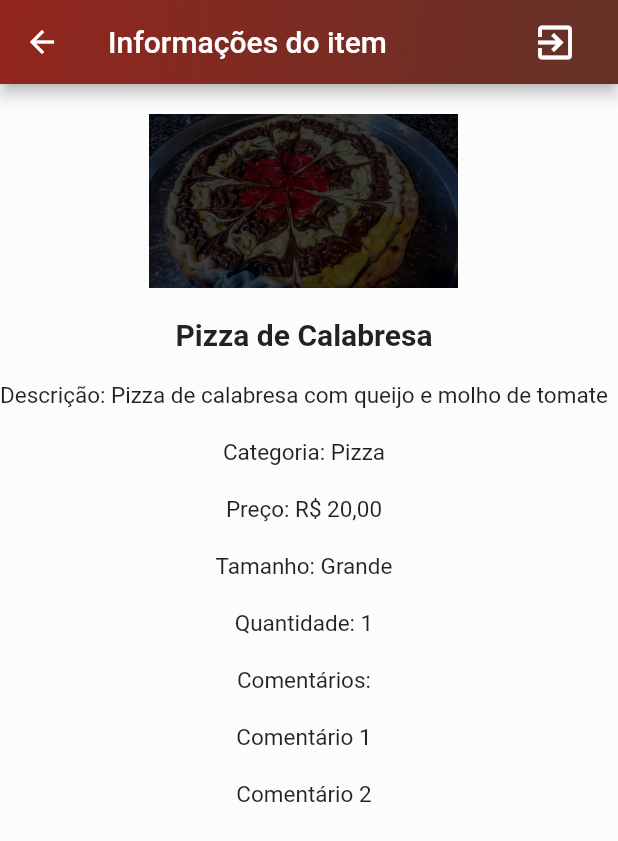
After one commit to flutter-preview/guicrisostomo-tcc, a Flutter app: the ScreenInfoItem screen opened by its route, on a phone screen of 412 x 824 dp. The commit adds this screen. Shown: the top 841 px of the screen. Run offline on Flutter 3.47's test engine with Material 2 defaults, Android fonts, the phone set to English and light mode, and no system bars; our stand-ins replace cached_network_image, cloud_firestore, conditional_builder_null_safety, firebase_auth, firebase_core, flutter_dotenv and 5 more; missing offline and left inert: barcode_scan2, postgres; accounts and stored records are empty.

Commit message:
feat: add new screen

```diff
--- a/lib/main.dart
+++ b/lib/main.dart
@@ -27,6 +27,7 @@ import 'package:tcc/view/pages/manager/screen_list_smartphone_employee.dart';
 import 'package:tcc/view/pages/manager/screen_more_option.dart';
 import 'package:tcc/view/pages/manager/screen_permissions.dart';
 import 'package:tcc/view/pages/manager/screen_register_employee.dart';
+import 'package:tcc/view/pages/screen_info_item.dart';
 import 'package:tcc/view/pages/screen_loading.dart';
 import 'package:tcc/view/pages/screen_tables.dart';
 import 'package:tcc/view/pages/manager/screen_category.dart';
@@ -93,6 +94,9 @@ Route navigator([String? name, Object? arguments]) {
       break;
     case 'cart' :
       page = const ScreenCart();
+      break;
+    case 'cart/info_item' :
+      page = ScreenInfoItem(arguments: arguments);
       break;
     case 'products' :
       page = ScreenProducts(arguments: arguments);
@@ -272,6 +276,7 @@ Future<void> main() async {
         'table/info' :(context) => const ScreenInfoTable(),
         'waiter' :(context) => const ScreenCallWaiter(),
         'cart' :(context) => const ScreenCart(),
+        'cart/info_item' :(context) => const ScreenInfoItem(arguments: {},),
         'products' :(context) => const ScreenProducts(),
         'products/info_product' :(context) => const ScreenInfoProduct(arguments: {},),
         'products/add_product' :(context) => ScreenAddItem(),
--- /dev/null
+++ b/lib/view/pages/screen_info_item.dart
@@ -0,0 +1,138 @@
+import 'package:flutter/material.dart';
+import 'package:tcc/view/widget/appBar.dart';
+
+class ScreenInfoItem extends StatefulWidget {
+  final Object? arguments;
+  const ScreenInfoItem({
+    super.key,
+    required this.arguments,
+  });
+
+  @override
+  State<ScreenInfoItem> createState() => _ScreenInfoItemState();
+}
+
+class _ScreenInfoItemState extends State<ScreenInfoItem> {
+  @override
+  Widget build(BuildContext context) {
+    return Scaffold(
+      appBar: appBarWidget(
+        pageName: 'Informações do item',
+        context: context,
+        withoutIcons: true,
+      ),
+
+      body: SingleChildScrollView(
+        child: Column(
+          children: [
+            Container(
+              margin: const EdgeInsets.only(top: 20),
+              child: Column(
+                children: [
+                  Container(
+                    margin: const EdgeInsets.only(bottom: 20),
+                    child: Image.asset(
+                      'lib/images/imgPizza.png',
+                      width: MediaQuery.of(context).size.width * 0.5,
+                    ),
+                  ),
+
+                  Container(
+                    margin: const EdgeInsets.only(bottom: 20),
+                    child: Text(
+                      'Pizza de Calabresa',
+                      style: TextStyle(
+                        fontSize: 20,
+                        fontWeight: FontWeight.bold,
+                      ),
+                    ),
+                  ),
+
+                  Container(
+                    margin: const EdgeInsets.only(bottom: 20),
+                    child: Text(
+                      'Descrição: Pizza de calabresa com queijo e molho de tomate',
+                      style: TextStyle(
+                        fontSize: 15,
+                      ),
+                    ),
+                  ),
+
+                  Container(
+                    margin: const EdgeInsets.only(bottom: 20),
+                    child: Text(
+                      'Categoria: Pizza',
+                      style: TextStyle(
+                        fontSize: 15,
+                      ),
+                    ),
+                  ),
+
+                  Container(
+                    margin: const EdgeInsets.only(bottom: 20),
+                    child: Text(
+                      'Preço: R\$ 20,00',
+                      style: TextStyle(
+                        fontSize: 15,
+                      ),
+                    ),
+                  ),
+
+                  Container(
+                    margin: const EdgeInsets.only(bottom: 20),
+                    child: Text(
+                      'Tamanho: Grande',
+                      style: TextStyle(
+                        fontSize: 15,
+                      ),
+                    ),
+                  ),
+
+                  Container(
+                    margin: const EdgeInsets.only(bottom: 20),
+                    child: Text(
+                      'Quantidade: 1',
+                      style: TextStyle(
+                        fontSize: 15,
+                      ),
+                    ),
+                  ),
+
+                  Container(
+                    margin: const EdgeInsets.only(bottom: 20),
+                    child: Text(
+                      'Comentários:',
+                      style: TextStyle(
+                        fontSize: 15,
+                      ),
+                    ),
+                  ),
+
+                  Container(
+                    margin: const EdgeInsets.only(bottom: 20),
+                    child: Text(
+                      'Comentário 1',
+                      style: TextStyle(
+                        fontSize: 15,
+                      ),
+                    ),
+                  ),
+
+                  Container(
+                    margin: const EdgeInsets.only(bottom: 20),
+                    child: Text(
+                      'Comentário 2',
+                      style: TextStyle(
+                        fontSize: 15,
+                      ),
+                    ),
+                  ),
+                ],
+              ),
+            ),
+          ],
+        ),
+      )
+    );
+  }
+}
--- a/lib/view/widget/listCart.dart
+++ b/lib/view/widget/listCart.dart
@@ -4,6 +4,7 @@ import 'package:flutter/material.dart';
 import 'package:google_fonts/google_fonts.dart';
 import 'package:tcc/controller/postgres/Lists/productsCart.dart';
 import 'package:tcc/controller/postgres/Lists/sales.dart';
+import 'package:tcc/main.dart';
 import 'package:tcc/model/ProductsCart.dart';
 import 'package:tcc/utils.dart';
 import 'package:tcc/view/widget/snackBars.dart';
@@ -249,6 +250,16 @@ class _ProductsCartState extends State<ProductsCart> {
                           )
                         ]
                       ),
+
+                      onTap: () {
+                        Navigator.push(
+                          context,
+                          navigator(
+                            'cart/info_item',
+                            idItem,
+                          )
+                        );
+                      },
                     ),
                   )
                 );
```
